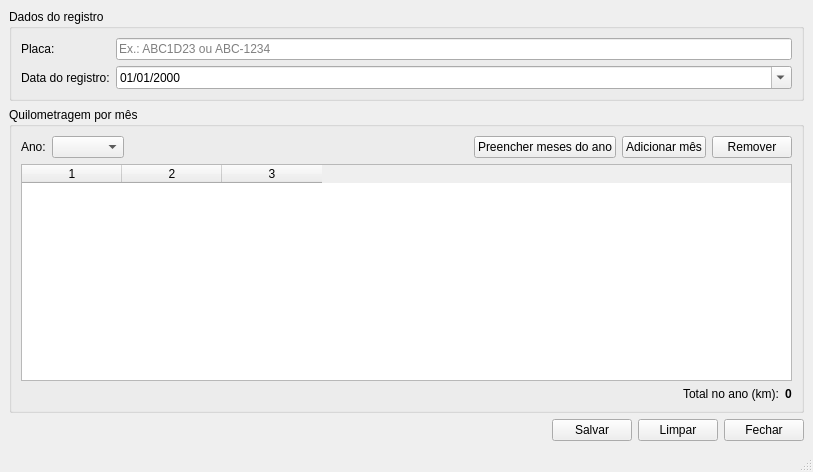
Before: the Qt Designer form TELAS/TELAKM.UI in llucasgustavo23-cyber/sistema, drawn with Qt 5.
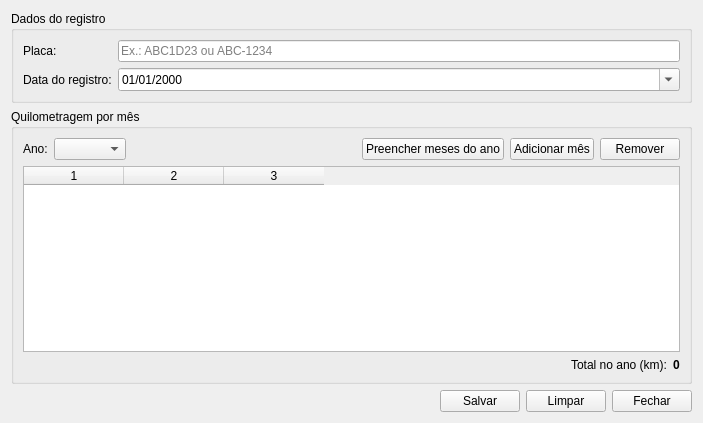
After: the same form once the commit is applied.

What changed in the file:
```diff
--- a/TELAS/TELAKM.UI
+++ b/TELAS/TELAKM.UI
@@ -1,20 +1,19 @@
 <?xml version="1.0" encoding="UTF-8"?>
 <ui version="4.0">
- <class>MainWindow</class>
- <widget class="QMainWindow" name="MainWindow">
+ <class>Form</class>
+ <widget class="QWidget" name="Form">
   <property name="geometry">
    <rect>
     <x>0</x>
     <y>0</y>
-    <width>813</width>
-    <height>472</height>
+    <width>703</width>
+    <height>423</height>
    </rect>
   </property>
   <property name="windowTitle">
    <string>Controle de Quilometragem de Ambulância</string>
   </property>
-  <widget class="QWidget" name="centralwidget">
-   <layout class="QVBoxLayout" name="verticalLayout_root">
+  <layout class="QVBoxLayout" name="verticalLayout">
     <item>
      <widget class="QGroupBox" name="groupDados">
       <property name="title">
@@ -213,8 +212,6 @@
      </layout>
     </item>
    </layout>
-  </widget>
-  <widget class="QStatusBar" name="statusbar"/>
  </widget>
  <resources/>
  <connections/>
```
Left out of the diff: 2 changed lines with no effect on the pictures. Lines whose indentation alone changed are shown as unchanged.
